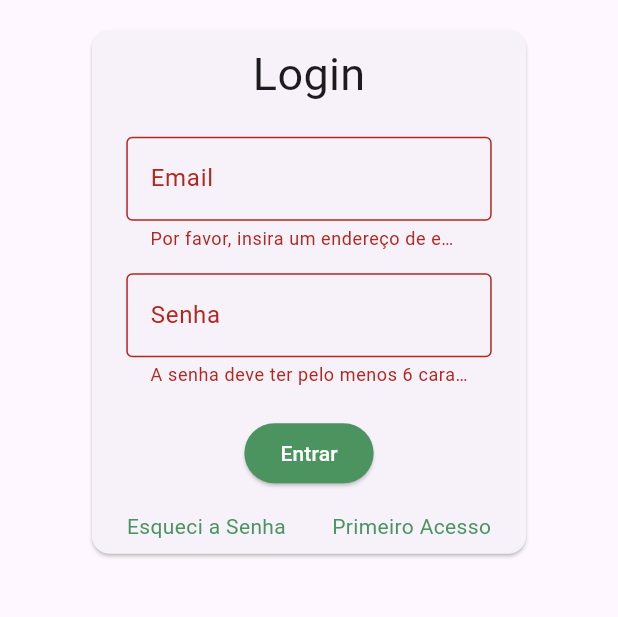
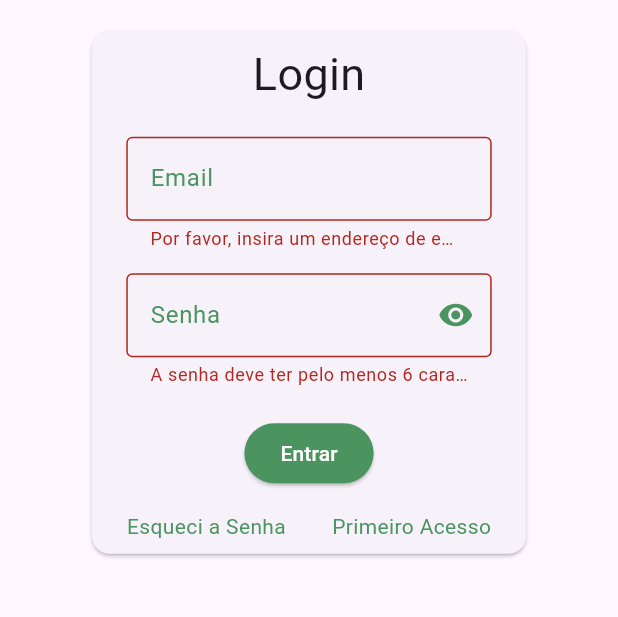
Before and after one commit to gsfgabi/Projeto-APP-Mensagens, a Flutter app: the screen it shows after launch, after a tap on "Entrar", on a phone screen of 412 x 824 dp, the part 401-1018 px from its top. Run offline on Flutter 3.47's test engine with Material 3 defaults, Android fonts, the phone set to English and light mode, and no system bars; our stand-ins replace cloud_firestore, firebase_auth, firebase_core, firebase_messaging, shared_preferences; accounts and stored records are empty.

Commit message:
ajustes visualizacao de senha e modo dark em mensagens

```diff
--- a/app_unichat/lib/app_widget.dart
+++ b/app_unichat/lib/app_widget.dart
@@ -8,15 +8,13 @@ import 'register/register_teacher.dart';
 import 'register/register_coordinator.dart';
 import 'pages/password/forgot_password_page.dart';
 import 'pages/chat_page.dart';
-// ignore: unused_import
-import 'app_widget.dart';
 
 class AppWidget extends StatelessWidget {
-  const AppWidget({Key? key});
+  const AppWidget({Key? key}) : super(key: key);
 
   @override
   Widget build(BuildContext context) {
-    return ValueListenableBuilder(
+    return ValueListenableBuilder<bool>(
       valueListenable: AppController.instance,
       builder: (context, value, child) {
         return MaterialApp(
@@ -36,7 +34,7 @@ class AppWidget extends StatelessWidget {
             '/esqueciSenha': (context) => const ForgotPasswordPage(),
             '/conversa': (context) => const ChatPage(chatId: "", curso: ""),
           },
-          home: StreamBuilder(
+          home: StreamBuilder<User?>(
             stream: FirebaseAuth.instance.authStateChanges(),
             builder: (context, snapshot) {
               if (snapshot.connectionState == ConnectionState.waiting) {
--- a/app_unichat/lib/pages/login_page.dart
+++ b/app_unichat/lib/pages/login_page.dart
@@ -1,4 +1,3 @@
-// import 'package:cloud_firestore/cloud_firestore.dart';
 import 'package:firebase_auth/firebase_auth.dart';
 import 'package:flutter/material.dart';
 
@@ -14,6 +13,7 @@ class LoginPage extends StatefulWidget {
 class _LoginPageState extends State<LoginPage> {
   String _email = '';
   String _senha = '';
+  bool _obscureText = true;
   final _chaveForm = GlobalKey<FormState>();
 
   @override
@@ -48,7 +48,8 @@ class _LoginPageState extends State<LoginPage> {
                           ),
                           const SizedBox(height: 20),
                           Padding(
-                            padding: const EdgeInsets.symmetric(horizontal: 15.0),
+                            padding:
+                                const EdgeInsets.symmetric(horizontal: 15.0),
                             child: TextFormField(
                               onChanged: (text) {
                                 _email = text;
@@ -58,7 +59,15 @@ class _LoginPageState extends State<LoginPage> {
                               textCapitalization: TextCapitalization.none,
                               decoration: const InputDecoration(
                                 labelText: 'Email',
+                                labelStyle: TextStyle(
+                                  color: Color(0xFF4B9460),
+                                ),
                                 border: OutlineInputBorder(),
+                                focusedBorder: OutlineInputBorder(
+                                  borderSide: BorderSide(
+                                    color: Color(0xFF4B9460),
+                                  ),
+                                ),
                               ),
                               validator: (valor) {
                                 if (valor == null ||
@@ -77,15 +86,37 @@ class _LoginPageState extends State<LoginPage> {
                           ),
                           const SizedBox(height: 15),
                           Padding(
-                            padding: const EdgeInsets.symmetric(horizontal: 15.0),
+                            padding:
+                                const EdgeInsets.symmetric(horizontal: 15.0),
                             child: TextFormField(
                               onChanged: (text) {
                                 _senha = text;
                               },
-                              obscureText: true,
-                              decoration: const InputDecoration(
+                              obscureText: _obscureText,
+                              decoration: InputDecoration(
                                 labelText: 'Senha',
-                                border: OutlineInputBorder(),
+                                labelStyle: TextStyle(
+                                  color: Color(0xFF4B9460),
+                                ),
+                                border: const OutlineInputBorder(),
+                                focusedBorder: const OutlineInputBorder(
+                                  borderSide: BorderSide(
+                                    color: Color(0xFF4B9460),
+                                  ),
+                                ),
+                                suffixIcon: IconButton(
+                                  icon: Icon(
+                                    _obscureText
+                                        ? Icons.visibility
+                                        : Icons.visibility_off,
+                                    color: Color(0xFF4B9460),
+                                  ),
+                                  onPressed: () {
+                                    setState(() {
+                                      _obscureText = !_obscureText;
+                                    });
+                                  },
+                                ),
                               ),
                               validator: (valor) {
                                 if (valor == null || valor.trim().length < 6) {
@@ -101,11 +132,12 @@ class _LoginPageState extends State<LoginPage> {
                             ),
                           ),
                           const SizedBox(height: 20),
-                          Row(mainAxisAlignment: MainAxisAlignment.center, children: [
+                          Row(
+                            mainAxisAlignment: MainAxisAlignment.center,
+                            children: [
                               ElevatedButton(
                                 style: ElevatedButton.styleFrom(
                                   backgroundColor: const Color(0xFF4B9460),
-                                // Cor de Texto (Cor de primeiro plano)
                                 ),
                                 child: const Text(
                                   'Entrar',
@@ -122,17 +154,24 @@ class _LoginPageState extends State<LoginPage> {
                                   print('Senha: $_senha');
 
                                   try {
-                                  if (_email.toLowerCase() == 'admincoordenador@unicv.edu.br' &&
+                                    if (_email.toLowerCase() ==
+                                            'admincoordenador@unicv.edu.br' &&
                                         _senha.toLowerCase() == '123456') {
                                       // Redireciona para a criação de uma conta como coordenador
-                                    Navigator.of(context).pushReplacementNamed('/RegisterCoordinator');
-                                  } else if (_email.toLowerCase() == 'adminprofessor@unicv.edu.br' &&
+                                      Navigator.of(context)
+                                          .pushReplacementNamed(
+                                              '/RegisterCoordinator');
+                                    } else if (_email.toLowerCase() ==
+                                            'adminprofessor@unicv.edu.br' &&
                                         _senha.toLowerCase() == '123456') {
                                       // Redireciona para a criação de uma conta como professor
-                                    Navigator.of(context).pushReplacementNamed('/RegisterTeacher');
+                                      Navigator.of(context)
+                                          .pushReplacementNamed(
+                                              '/RegisterTeacher');
                                     } else {
                                       // Verifica se o email e a senha foram fornecidos
-                                    if (_email.isNotEmpty && _senha.isNotEmpty) {
+                                      if (_email.isNotEmpty &&
+                                          _senha.isNotEmpty) {
                                         // Verifica se o email é válido
                                         if (_email.contains('unicv.edu.br')) {
                                           // Se todas as condições forem atendidas, redireciona para a tela de chat
@@ -143,22 +182,20 @@ class _LoginPageState extends State<LoginPage> {
                                           Navigator.of(context)
                                               .pushReplacementNamed('/turma');
                                         }
-                                    }else {
+                                      } else {
                                         // Exibe uma mensagem de erro se o email ou senha estiverem vazios
-                                    print('Por favor, insira seu email e senha!');
+                                        print(
+                                            'Por favor, insira seu email e senha!');
                                       }
                                     }
                                   } on FirebaseAuthException catch (error) {
-                                  String mensagem =
-                                      'Email ou senha inválido';
-                                  if (error.code ==
-                                      'email-already-in-use') {
+                                    String mensagem = 'Email ou senha inválido';
+                                    if (error.code == 'email-already-in-use') {
                                       mensagem = 'Email já utilizado';
                                     }
                                     ScaffoldMessenger.of(context)
                                         .clearSnackBars();
-                                  ScaffoldMessenger.of(context)
-                                    .showSnackBar(
+                                    ScaffoldMessenger.of(context).showSnackBar(
                                       SnackBar(
                                         content: Text(mensagem),
                                       ),
@@ -166,7 +203,8 @@ class _LoginPageState extends State<LoginPage> {
                                   }
                                 },
                               ),
-                          ]),
+                            ],
+                          ),
                           const SizedBox(height: 15),
                           Row(
                             mainAxisAlignment: MainAxisAlignment.spaceAround,
@@ -180,19 +218,22 @@ class _LoginPageState extends State<LoginPage> {
                                   'Esqueci a Senha',
                                   style: TextStyle(
                                     decoration: TextDecoration.none,
-                                      color: Color(0xFF4B9460)),
+                                    color: Color(0xFF4B9460),
+                                  ),
                                 ),
                               ),
                               GestureDetector(
                                 onTap: () {
                                   // Navegar para a página "Primeiro Acesso" aqui
-                                  Navigator.pushNamed(context, '/RegisterStudent');
+                                  Navigator.pushNamed(
+                                      context, '/RegisterStudent');
                                 },
                                 child: const Text(
                                   'Primeiro Acesso',
                                   style: TextStyle(
                                     decoration: TextDecoration.none,
-                                      color: Color(0xFF4B9460)),
+                                    color: Color(0xFF4B9460),
+                                  ),
                                 ),
                               ),
                             ],
@@ -206,7 +247,7 @@ class _LoginPageState extends State<LoginPage> {
             ],
           ),
         ),
-      )
+      ),
     );
   }
 }
--- a/app_unichat/lib/widgets/app_controller.dart
+++ b/app_unichat/lib/widgets/app_controller.dart
@@ -1,27 +1,27 @@
-import 'package:flutter/material.dart';
-
+import 'package:flutter/foundation.dart';
+import 'package:shared_preferences/shared_preferences.dart';
 
 class AppController extends ValueNotifier<bool> {
   static final AppController instance = AppController._internal();
+  static const String _themeKey = 'theme_preference';
 
-  AppController._internal() : super(false);
+  AppController._internal() : super(false) {
+    _loadThemeFromPrefs();
+  }
 
   bool get darkTheme => value;
 
-  void changeTheme() {
-    value = !value;
+  void setThemeMode(bool isDark) async {
+    value = isDark;
+    SharedPreferences prefs = await SharedPreferences.getInstance();
+    await prefs.setBool(_themeKey, isDark);
   }
 
-  void setThemeMode(ThemeMode themeMode) {
-    switch (themeMode) {
-      case ThemeMode.light:
-        value = false;
-        break;
-      case ThemeMode.dark:
-        value = true;
-        break;
-      case ThemeMode.system:
-        break;
+  Future<void> _loadThemeFromPrefs() async {
+    SharedPreferences prefs = await SharedPreferences.getInstance();
+    bool? isDark = prefs.getBool(_themeKey);
+    if (isDark != null) {
+      value = isDark;
     }
   }
 }
--- a/app_unichat/pubspec.yaml
+++ b/app_unichat/pubspec.yaml
@@ -36,6 +36,7 @@ dependencies:
   cloud_firestore: ^4.17.3
   firebase_messaging: ^14.9.4
   intl: ^0.19.0
+  shared_preferences: ^2.2.3
 
 
 dev_dependencies:
```
Also changed, not shown: app_unichat/lib/pages/chat_page.dart (+14 -13 lines), app_unichat/lib/pages/class_page.dart (+25 -12 lines), app_unichat/lib/pages/settings_page.dart (+38 -19 lines), app_unichat/lib/widgets/mensagem.dart (+6 -5 lines), app_unichat/lib/widgets/mensagens_chat.dart (+8 -2 lines), app_unichat/pubspec.lock, 1 other file. Lines whose indentation alone changed are shown as unchanged.
